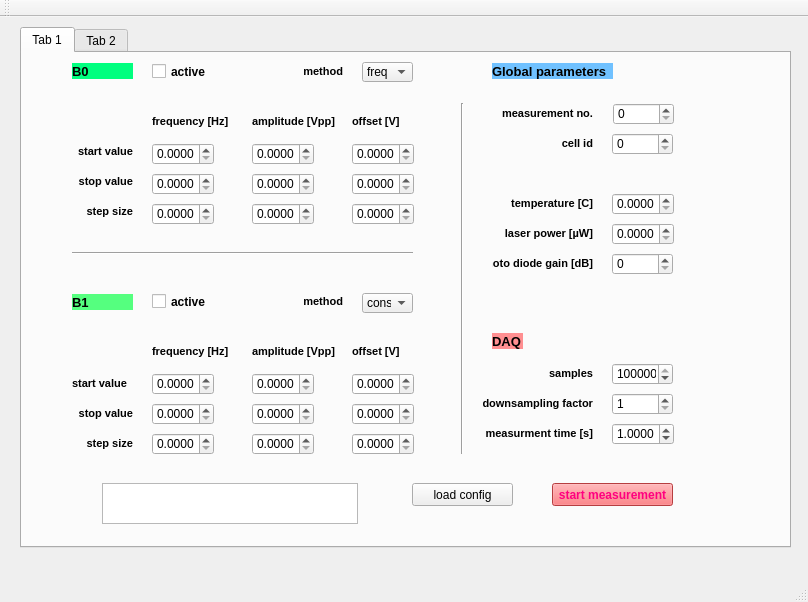
Before: the Qt Designer form measurement/hanle_measurement_worker/hanle_measurement_worker.ui in physikier/magnetometer, drawn with Qt 5.
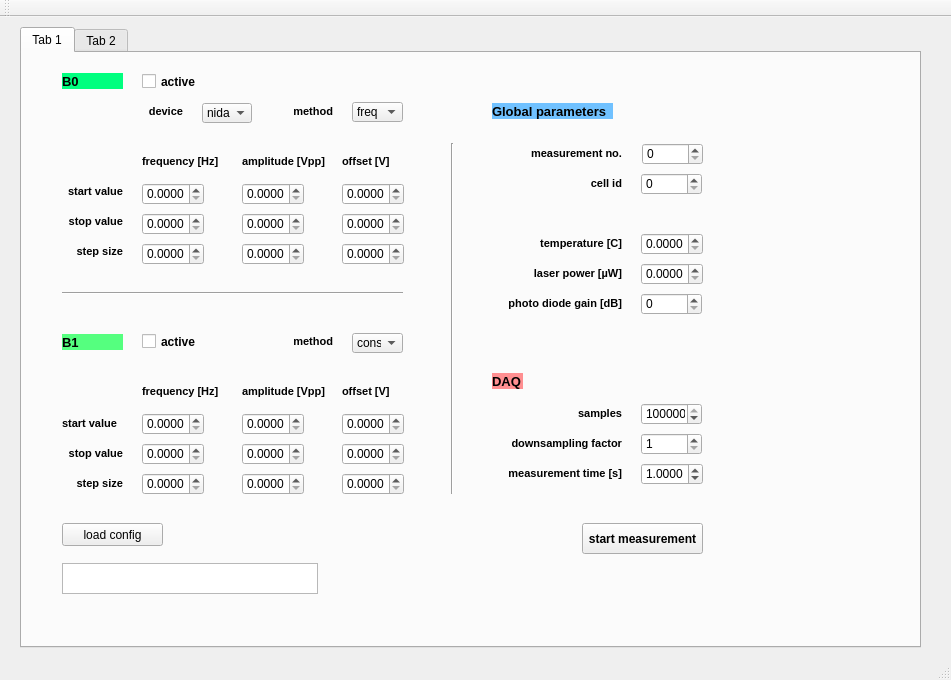
After: the same form once the commit is applied. Custom widgets are drawn as their Qt base class.

Commit message: added choosable device (nidaq/tektronix) to the gui (not implmented yet in the measurement worker)

Patch:
```diff
--- a/measurement/hanle_measurement_worker/hanle_measurement_worker.ui
+++ b/measurement/hanle_measurement_worker/hanle_measurement_worker.ui
@@ -6,8 +6,8 @@
    <rect>
     <x>0</x>
     <y>0</y>
-    <width>808</width>
-    <height>602</height>
+    <width>951</width>
+    <height>680</height>
    </rect>
   </property>
   <property name="windowTitle">
@@ -22,8 +22,8 @@
      <rect>
       <x>20</x>
       <y>10</y>
-      <width>771</width>
-      <height>521</height>
+      <width>901</width>
+      <height>621</height>
      </rect>
     </property>
     <property name="currentIndex">
@@ -37,7 +37,7 @@
       <property name="geometry">
        <rect>
         <x>470</x>
-        <y>280</y>
+        <y>320</y>
         <width>31</width>
         <height>16</height>
        </rect>
@@ -59,8 +59,8 @@
      <widget class="QLabel" name="label_16">
       <property name="geometry">
        <rect>
-        <x>50</x>
-        <y>10</y>
+        <x>40</x>
+        <y>20</y>
         <width>61</width>
         <height>16</height>
        </rect>
@@ -82,8 +82,8 @@
      <widget class="QDoubleSpinBox" name="spinBox_ampl_step_B0">
       <property name="geometry">
        <rect>
-        <x>230</x>
-        <y>150</y>
+        <x>220</x>
+        <y>190</y>
         <width>62</width>
         <height>22</height>
        </rect>
@@ -96,7 +96,7 @@
       <property name="geometry">
        <rect>
         <x>470</x>
-        <y>10</y>
+        <y>50</y>
         <width>121</width>
         <height>16</height>
        </rect>
@@ -118,8 +118,8 @@
      <widget class="QDoubleSpinBox" name="spinBox_off_stop_B0">
       <property name="geometry">
        <rect>
-        <x>330</x>
-        <y>120</y>
+        <x>320</x>
+        <y>160</y>
         <width>62</width>
         <height>22</height>
        </rect>
@@ -131,8 +131,8 @@
      <widget class="QDoubleSpinBox" name="spinBox_ampl_start_B0">
       <property name="geometry">
        <rect>
-        <x>230</x>
-        <y>90</y>
+        <x>220</x>
+        <y>130</y>
         <width>62</width>
         <height>22</height>
        </rect>
@@ -144,8 +144,8 @@
      <widget class="QLabel" name="label_6">
       <property name="geometry">
        <rect>
-        <x>50</x>
-        <y>150</y>
+        <x>40</x>
+        <y>190</y>
         <width>61</width>
         <height>16</height>
        </rect>
@@ -167,8 +167,8 @@
      <widget class="QComboBox" name="comboBox_method_B0">
       <property name="geometry">
        <rect>
-        <x>340</x>
-        <y>9</y>
+        <x>330</x>
+        <y>49</y>
         <width>51</width>
         <height>20</height>
        </rect>
@@ -197,8 +197,8 @@
      <widget class="QLabel" name="label_12">
       <property name="geometry">
        <rect>
-        <x>330</x>
-        <y>60</y>
+        <x>320</x>
+        <y>100</y>
         <width>61</width>
         <height>16</height>
        </rect>
@@ -217,18 +217,18 @@
      <widget class="QTextBrowser" name="textBrowser_load_config">
       <property name="geometry">
        <rect>
-        <x>80</x>
-        <y>430</y>
+        <x>40</x>
+        <y>510</y>
         <width>256</width>
-        <height>41</height>
+        <height>31</height>
        </rect>
       </property>
      </widget>
      <widget class="QDoubleSpinBox" name="spinBox_ampl_start_B1">
       <property name="geometry">
        <rect>
-        <x>230</x>
-        <y>320</y>
+        <x>220</x>
+        <y>360</y>
         <width>62</width>
         <height>22</height>
        </rect>
@@ -240,8 +240,8 @@
      <widget class="QSpinBox" name="spinBox_diode_gain">
       <property name="geometry">
        <rect>
-        <x>590</x>
-        <y>200</y>
+        <x>619</x>
+        <y>240</y>
         <width>61</width>
         <height>22</height>
        </rect>
@@ -250,8 +250,8 @@
      <widget class="QDoubleSpinBox" name="spinBox_off_stop_B1">
       <property name="geometry">
        <rect>
-        <x>330</x>
-        <y>350</y>
+        <x>320</x>
+        <y>390</y>
         <width>62</width>
         <height>22</height>
        </rect>
@@ -263,8 +263,8 @@
      <widget class="QLabel" name="label_5">
       <property name="geometry">
        <rect>
-        <x>40</x>
-        <y>120</y>
+        <x>30</x>
+        <y>160</y>
         <width>71</width>
         <height>16</height>
        </rect>
@@ -286,8 +286,8 @@
      <widget class="QDoubleSpinBox" name="spinBox_off_step_B1">
       <property name="geometry">
        <rect>
-        <x>330</x>
-        <y>380</y>
+        <x>320</x>
+        <y>420</y>
         <width>62</width>
         <height>22</height>
        </rect>
@@ -299,8 +299,8 @@
      <widget class="QLabel" name="label_20">
       <property name="geometry">
        <rect>
-        <x>470</x>
-        <y>140</y>
+        <x>499</x>
+        <y>180</y>
         <width>101</width>
         <height>20</height>
        </rect>
@@ -322,8 +322,8 @@
      <widget class="QDoubleSpinBox" name="spinBox_freq_stop_B0">
       <property name="geometry">
        <rect>
-        <x>130</x>
-        <y>120</y>
+        <x>120</x>
+        <y>160</y>
         <width>62</width>
         <height>22</height>
        </rect>
@@ -335,8 +335,8 @@
      <widget class="QDoubleSpinBox" name="spinBox_ampl_stop_B1">
       <property name="geometry">
        <rect>
-        <x>230</x>
-        <y>350</y>
+        <x>220</x>
+        <y>390</y>
         <width>62</width>
         <height>22</height>
        </rect>
@@ -348,8 +348,8 @@
      <widget class="QDoubleSpinBox" name="spinBox_mtime">
       <property name="geometry">
        <rect>
-        <x>590</x>
-        <y>370</y>
+        <x>619</x>
+        <y>410</y>
         <width>62</width>
         <height>22</height>
        </rect>
@@ -364,8 +364,8 @@
      <widget class="QDoubleSpinBox" name="spinBox_ampl_stop_B0">
       <property name="geometry">
        <rect>
-        <x>230</x>
-        <y>120</y>
+        <x>220</x>
+        <y>160</y>
         <width>62</width>
         <height>22</height>
        </rect>
@@ -377,8 +377,8 @@
      <widget class="QLabel" name="label_10">
       <property name="geometry">
        <rect>
-        <x>130</x>
-        <y>60</y>
+        <x>120</x>
+        <y>100</y>
         <width>101</width>
         <height>16</height>
        </rect>
@@ -397,8 +397,8 @@
      <widget class="QLabel" name="label_9">
       <property name="geometry">
        <rect>
-        <x>50</x>
-        <y>320</y>
+        <x>40</x>
+        <y>360</y>
         <width>71</width>
         <height>20</height>
        </rect>
@@ -417,8 +417,8 @@
      <widget class="QDoubleSpinBox" name="spinBox_off_step_B0">
       <property name="geometry">
        <rect>
-        <x>330</x>
-        <y>150</y>
+        <x>320</x>
+        <y>190</y>
         <width>62</width>
         <height>22</height>
        </rect>
@@ -430,8 +430,8 @@
      <widget class="QLabel" name="label_18">
       <property name="geometry">
        <rect>
-        <x>470</x>
-        <y>50</y>
+        <x>499</x>
+        <y>90</y>
         <width>101</width>
         <height>20</height>
        </rect>
@@ -453,8 +453,8 @@
      <widget class="QDoubleSpinBox" name="spinBox_off_start_B1">
       <property name="geometry">
        <rect>
-        <x>330</x>
-        <y>320</y>
+        <x>320</x>
+        <y>360</y>
         <width>62</width>
         <height>22</height>
        </rect>
@@ -466,8 +466,8 @@
      <widget class="QLabel" name="label_21">
       <property name="geometry">
        <rect>
-        <x>470</x>
-        <y>170</y>
+        <x>499</x>
+        <y>210</y>
         <width>101</width>
         <height>20</height>
        </rect>
@@ -489,8 +489,8 @@
      <widget class="QLabel" name="label_24">
       <property name="geometry">
        <rect>
-        <x>450</x>
-        <y>340</y>
+        <x>479</x>
+        <y>380</y>
         <width>121</width>
         <height>20</height>
        </rect>
@@ -512,8 +512,8 @@
      <widget class="QDoubleSpinBox" name="spinBox_temp">
       <property name="geometry">
        <rect>
-        <x>590</x>
-        <y>140</y>
+        <x>619</x>
+        <y>180</y>
         <width>62</width>
         <height>22</height>
        </rect>
@@ -525,8 +525,8 @@
      <widget class="QDoubleSpinBox" name="spinBox_ampl_step_B1">
       <property name="geometry">
        <rect>
-        <x>230</x>
-        <y>380</y>
+        <x>220</x>
+        <y>420</y>
         <width>62</width>
         <height>22</height>
        </rect>
@@ -538,8 +538,8 @@
      <widget class="QSpinBox" name="spinBox_samples">
       <property name="geometry">
        <rect>
-        <x>590</x>
-        <y>310</y>
+        <x>619</x>
+        <y>350</y>
         <width>61</width>
         <height>22</height>
        </rect>
@@ -554,8 +554,8 @@
      <widget class="QLabel" name="label_8">
       <property name="geometry">
        <rect>
-        <x>50</x>
-        <y>380</y>
+        <x>40</x>
+        <y>420</y>
         <width>61</width>
         <height>20</height>
        </rect>
@@ -577,8 +577,8 @@
      <widget class="QCheckBox" name="checkBox_B1">
       <property name="geometry">
        <rect>
-        <x>130</x>
-        <y>240</y>
+        <x>120</x>
+        <y>280</y>
         <width>70</width>
         <height>17</height>
        </rect>
@@ -596,8 +596,8 @@
      <widget class="QDoubleSpinBox" name="spinBox_freq_step_B0">
       <property name="geometry">
        <rect>
-        <x>130</x>
-        <y>150</y>
+        <x>120</x>
+        <y>190</y>
         <width>62</width>
         <height>22</height>
        </rect>
@@ -609,8 +609,8 @@
      <widget class="QLabel" name="label_4">
       <property name="geometry">
        <rect>
-        <x>40</x>
-        <y>90</y>
+        <x>30</x>
+        <y>130</y>
         <width>71</width>
         <height>16</height>
        </rect>
@@ -632,8 +632,8 @@
      <widget class="Line" name="line_2">
       <property name="geometry">
        <rect>
-        <x>50</x>
-        <y>190</y>
+        <x>40</x>
+        <y>230</y>
         <width>341</width>
         <height>21</height>
        </rect>
@@ -645,8 +645,8 @@
      <widget class="QLabel" name="label_17">
       <property name="geometry">
        <rect>
-        <x>50</x>
-        <y>241</y>
+        <x>40</x>
+        <y>281</y>
         <width>61</width>
         <height>16</height>
        </rect>
@@ -680,8 +680,8 @@
      <widget class="QLabel" name="label_7">
       <property name="geometry">
        <rect>
-        <x>50</x>
-        <y>350</y>
+        <x>40</x>
+        <y>390</y>
         <width>61</width>
         <height>20</height>
        </rect>
@@ -703,8 +703,8 @@
      <widget class="QLabel" name="label_13">
       <property name="geometry">
        <rect>
-        <x>230</x>
-        <y>290</y>
+        <x>220</x>
+        <y>330</y>
         <width>101</width>
         <height>16</height>
        </rect>
@@ -723,8 +723,8 @@
      <widget class="QDoubleSpinBox" name="spinBox_freq_step_B1">
       <property name="geometry">
        <rect>
-        <x>130</x>
-        <y>380</y>
+        <x>120</x>
+        <y>420</y>
         <width>62</width>
         <height>22</height>
        </rect>
@@ -736,8 +736,8 @@
      <widget class="QDoubleSpinBox" name="spinBox_off_start_B0">
       <property name="geometry">
        <rect>
-        <x>330</x>
-        <y>90</y>
+        <x>320</x>
+        <y>130</y>
         <width>62</width>
         <height>22</height>
        </rect>
@@ -749,8 +749,8 @@
      <widget class="QLabel" name="label_19">
       <property name="geometry">
        <rect>
-        <x>470</x>
-        <y>80</y>
+        <x>499</x>
+        <y>120</y>
         <width>101</width>
         <height>20</height>
        </rect>
@@ -772,9 +772,9 @@
      <widget class="QLabel" name="label_22">
       <property name="geometry">
        <rect>
-        <x>470</x>
-        <y>200</y>
-        <width>101</width>
+        <x>479</x>
+        <y>240</y>
+        <width>121</width>
         <height>20</height>
        </rect>
       </property>
@@ -795,8 +795,8 @@
      <widget class="QLabel" name="label_23">
       <property name="geometry">
        <rect>
-        <x>470</x>
-        <y>310</y>
+        <x>499</x>
+        <y>350</y>
         <width>101</width>
         <height>20</height>
        </rect>
@@ -818,8 +818,8 @@
      <widget class="QLabel" name="label_29">
       <property name="geometry">
        <rect>
-        <x>260</x>
-        <y>240</y>
+        <x>250</x>
+        <y>280</y>
         <width>61</width>
         <height>16</height>
        </rect>
@@ -841,8 +841,8 @@
      <widget class="QLabel" name="label_15">
       <property name="geometry">
        <rect>
-        <x>330</x>
-        <y>290</y>
+        <x>320</x>
+        <y>330</y>
         <width>61</width>
         <height>16</height>
        </rect>
@@ -861,9 +861,9 @@
      <widget class="QLabel" name="label_25">
       <property name="geometry">
        <rect>
-        <x>450</x>
-        <y>370</y>
-        <width>121</width>
+        <x>469</x>
+        <y>410</y>
+        <width>131</width>
         <height>20</height>
        </rect>
       </property>
@@ -875,7 +875,7 @@
        </font>
       </property>
       <property name="text">
-       <string>measurment time [s]</string>
+       <string>measurement time [s]</string>
       </property>
       <property name="alignment">
        <set>Qt::AlignRight|Qt::AlignTrailing|Qt::AlignVCenter</set>
@@ -884,8 +884,8 @@
      <widget class="QDoubleSpinBox" name="spinBox_freq_stop_B1">
       <property name="geometry">
        <rect>
-        <x>130</x>
-        <y>350</y>
+        <x>120</x>
+        <y>390</y>
         <width>62</width>
         <height>22</height>
        </rect>
@@ -897,8 +897,8 @@
      <widget class="QDoubleSpinBox" name="spinBox_freq_start_B1">
       <property name="geometry">
        <rect>
-        <x>130</x>
-        <y>320</y>
+        <x>120</x>
+        <y>360</y>
         <width>62</width>
         <height>22</height>
        </rect>
@@ -910,10 +910,10 @@
      <widget class="QPushButton" name="btn_start_measurement">
       <property name="geometry">
        <rect>
-        <x>530</x>
-        <y>430</y>
+        <x>560</x>
+        <y>470</y>
         <width>121</width>
-        <height>23</height>
+        <height>31</height>
        </rect>
       </property>
       <property name="font">
@@ -923,8 +923,7 @@
        </font>
       </property>
       <property name="styleSheet">
-       <string notr="true">color: rgb(255, 0, 127);
-background-color: rgb(255, 87, 90);</string>
+       <string notr="true"/>
       </property>
       <property name="text">
        <string>start measurement</string>
@@ -933,8 +932,8 @@
      <widget class="Line" name="line">
       <property name="geometry">
        <rect>
-        <x>430</x>
-        <y>50</y>
+        <x>420</x>
+        <y>90</y>
         <width>21</width>
         <height>351</height>
        </rect>
@@ -946,8 +945,8 @@
      <widget class="QCheckBox" name="checkBox_B0">
       <property name="geometry">
        <rect>
-        <x>130</x>
-        <y>10</y>
+        <x>120</x>
+        <y>20</y>
         <width>70</width>
         <height>17</height>
        </rect>
@@ -965,8 +964,8 @@
      <widget class="QLabel" name="label_28">
       <property name="geometry">
        <rect>
-        <x>260</x>
-        <y>10</y>
+        <x>250</x>
+        <y>50</y>
         <width>61</width>
         <height>16</height>
        </rect>
@@ -988,18 +987,21 @@
      <widget class="QSpinBox" name="spinBox_measure_no">
       <property name="geometry">
        <rect>
-        <x>591</x>
-        <y>50</y>
+        <x>620</x>
+        <y>90</y>
         <width>61</width>
         <height>22</height>
        </rect>
       </property>
+      <property name="maximum">
+       <number>1000</number>
+      </property>
      </widget>
      <widget class="QLabel" name="label_11">
       <property name="geometry">
        <rect>
-        <x>230</x>
-        <y>60</y>
+        <x>220</x>
+        <y>100</y>
         <width>91</width>
         <height>16</height>
        </rect>
@@ -1018,8 +1020,8 @@
      <widget class="QLabel" name="label_14">
       <property name="geometry">
        <rect>
-        <x>130</x>
-        <y>290</y>
+        <x>120</x>
+        <y>330</y>
         <width>91</width>
         <height>16</height>
        </rect>
@@ -1038,8 +1040,8 @@
      <widget class="QDoubleSpinBox" name="spinBox_lpower">
       <property name="geometry">
        <rect>
-        <x>590</x>
-        <y>170</y>
+        <x>619</x>
+        <y>210</y>
         <width>62</width>
         <height>22</height>
        </rect>
@@ -1051,8 +1053,8 @@
      <widget class="QSpinBox" name="spinBox_downsampling">
       <property name="geometry">
        <rect>
-        <x>590</x>
-        <y>340</y>
+        <x>619</x>
+        <y>380</y>
         <width>61</width>
         <height>22</height>
        </rect>
@@ -1070,8 +1072,8 @@
      <widget class="QComboBox" name="comboBox_method_B1">
       <property name="geometry">
        <rect>
-        <x>340</x>
-        <y>240</y>
+        <x>330</x>
+        <y>280</y>
         <width>51</width>
         <height>20</height>
        </rect>
@@ -1100,8 +1102,8 @@
      <widget class="QDoubleSpinBox" name="spinBox_freq_start_B0">
       <property name="geometry">
        <rect>
-        <x>130</x>
-        <y>90</y>
+        <x>120</x>
+        <y>130</y>
         <width>62</width>
         <height>22</height>
        </rect>
@@ -1113,8 +1115,8 @@
      <widget class="QSpinBox" name="spinBox_cell_id">
       <property name="geometry">
        <rect>
-        <x>590</x>
-        <y>80</y>
+        <x>619</x>
+        <y>120</y>
         <width>61</width>
         <height>22</height>
        </rect>
@@ -1123,8 +1125,8 @@
      <widget class="QPushButton" name="btn_load_config">
       <property name="geometry">
        <rect>
-        <x>390</x>
-        <y>430</y>
+        <x>40</x>
+        <y>470</y>
         <width>101</width>
         <height>23</height>
        </rect>
@@ -1133,6 +1135,49 @@
        <string>load config</string>
       </property>
      </widget>
+     <widget class="QLabel" name="label_30">
+      <property name="geometry">
+       <rect>
+        <x>100</x>
+        <y>50</y>
+        <width>61</width>
+        <height>16</height>
+       </rect>
+      </property>
+      <property name="font">
+       <font>
+        <pointsize>8</pointsize>
+        <weight>75</weight>
+        <bold>true</bold>
+       </font>
+      </property>
+      <property name="text">
+       <string>device</string>
+      </property>
+      <property name="alignment">
+       <set>Qt::AlignRight|Qt::AlignTrailing|Qt::AlignVCenter</set>
+      </property>
+     </widget>
+     <widget class="QComboBox" name="comboBox_device_B0">
+      <property name="geometry">
+       <rect>
+        <x>180</x>
+        <y>50</y>
+        <width>50</width>
+        <height>20</height>
+       </rect>
+      </property>
+      <item>
+       <property name="text">
+        <string>nidaq</string>
+       </property>
+      </item>
+      <item>
+       <property name="text">
+        <string>tektronix</string>
+       </property>
+      </item>
+     </widget>
     </widget>
     <widget class="QWidget" name="tab_2">
      <attribute name="title">
```
Left out of the diff: 8 changed lines with no effect on the pictures. The commit also changes 2 other files.
